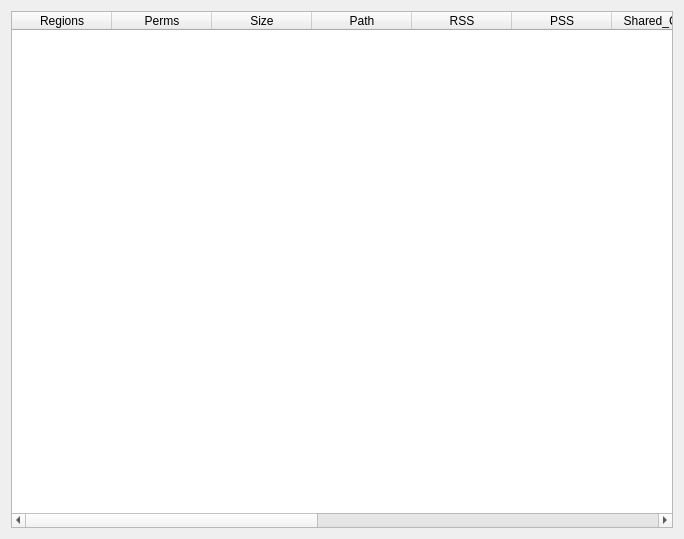
Above: GUI/MemoryRegionsWidget.ui from korcankaraokcu/PINCE before the change. Below: the same form after it.
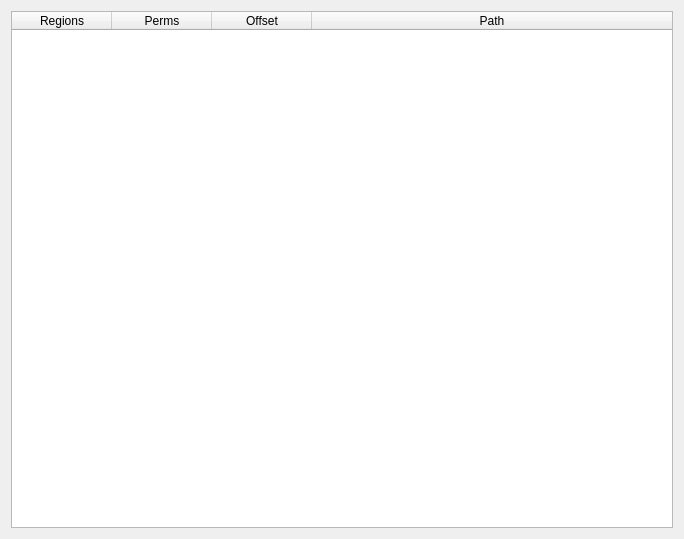
That is the form after the change.

The edit to the form file:
```diff
--- a/GUI/MemoryRegionsWidget.ui
+++ b/GUI/MemoryRegionsWidget.ui
@@ -55,7 +55,7 @@
      </column>
      <column>
       <property name="text">
-       <string>Size</string>
+       <string>Offset</string>
       </property>
      </column>
      <column>
@@ -63,51 +63,6 @@
        <string>Path</string>
       </property>
      </column>
-     <column>
-      <property name="text">
-       <string>RSS</string>
-      </property>
-     </column>
-     <column>
-      <property name="text">
-       <string>PSS</string>
-      </property>
-     </column>
-     <column>
-      <property name="text">
-       <string>Shared_Clean</string>
-      </property>
-     </column>
-     <column>
-      <property name="text">
-       <string>Shared_Dirty</string>
-      </property>
-     </column>
-     <column>
-      <property name="text">
-       <string>Private_Clean</string>
-      </property>
-     </column>
-     <column>
-      <property name="text">
-       <string>Private_Dirty</string>
-      </property>
-     </column>
-     <column>
-      <property name="text">
-       <string>Referenced</string>
-      </property>
-     </column>
-     <column>
-      <property name="text">
-       <string>Anonymous</string>
-      </property>
-     </column>
-     <column>
-      <property name="text">
-       <string>Swap</string>
-      </property>
-     </column>
     </widget>
    </item>
   </layout>
```
